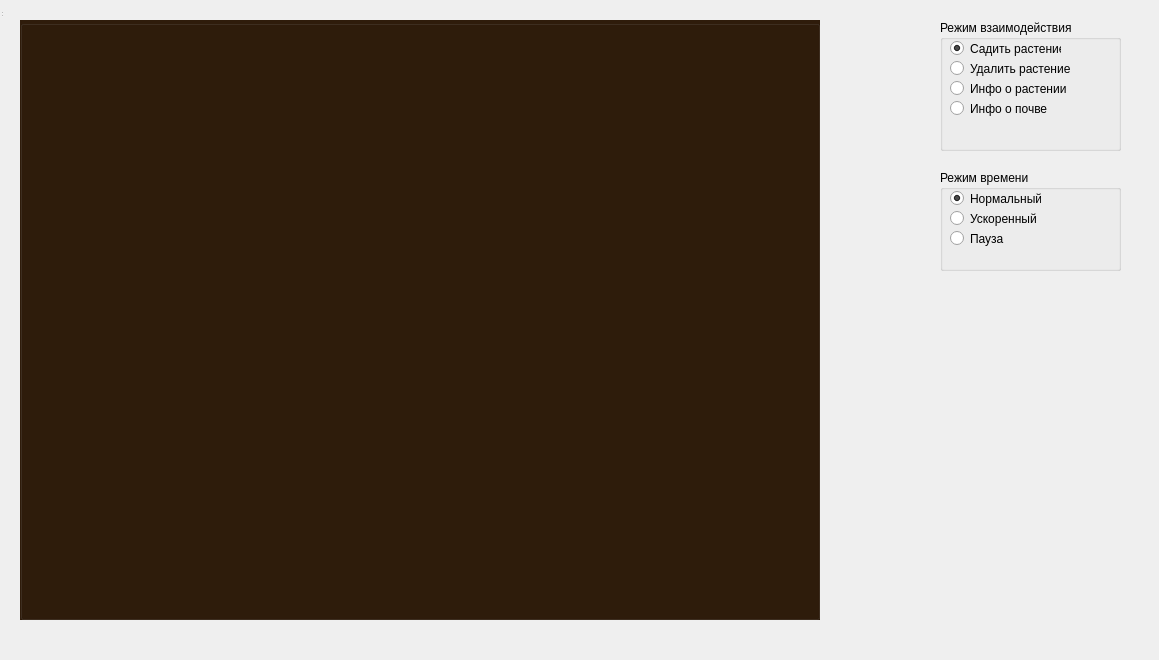
GulinAlexey/Prakt2021, file Forest/mainwidget.ui: the form before one commit.
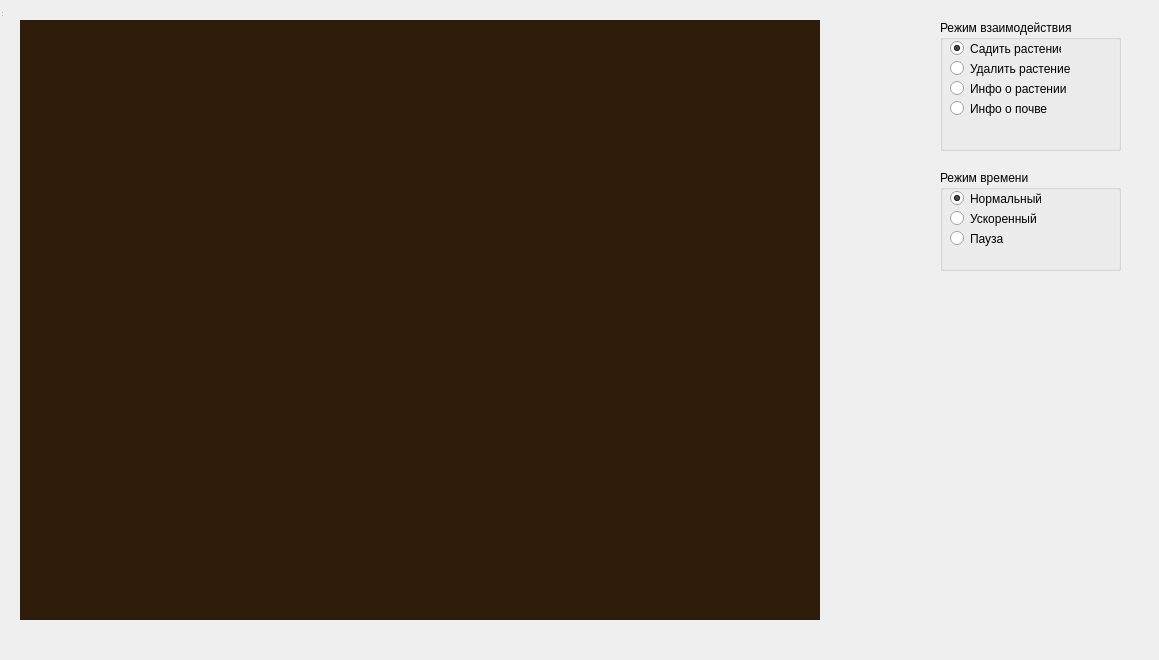
The form after the commit. Icons and pictures are not drawn.

Commit message: Добавлен лейбл для изображения земли, установлен флаг масштабирования картинки, значение радиокнопок установлено изначальным

```diff
--- a/Forest/mainwidget.ui
+++ b/Forest/mainwidget.ui
@@ -12,7 +12,7 @@
   </property>
   <property name="minimumSize">
    <size>
-    <width>1074</width>
+    <width>1159</width>
     <height>660</height>
    </size>
   </property>
@@ -54,6 +54,19 @@
    <property name="title">
     <string/>
    </property>
+   <widget class="QLabel" name="zeml">
+    <property name="geometry">
+     <rect>
+      <x>0</x>
+      <y>0</y>
+      <width>800</width>
+      <height>600</height>
+     </rect>
+    </property>
+    <property name="text">
+     <string/>
+    </property>
+   </widget>
   </widget>
   <widget class="QGroupBox" name="vzaimode">
    <property name="geometry">
```
Left out of the diff: 3 changed lines with no effect on the pictures. The commit also changes 3 other files.
